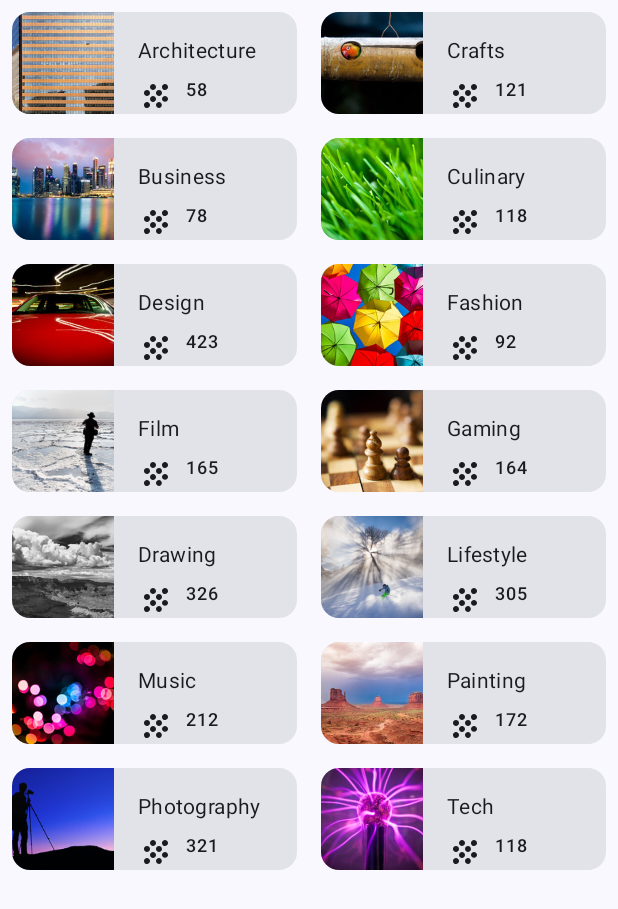
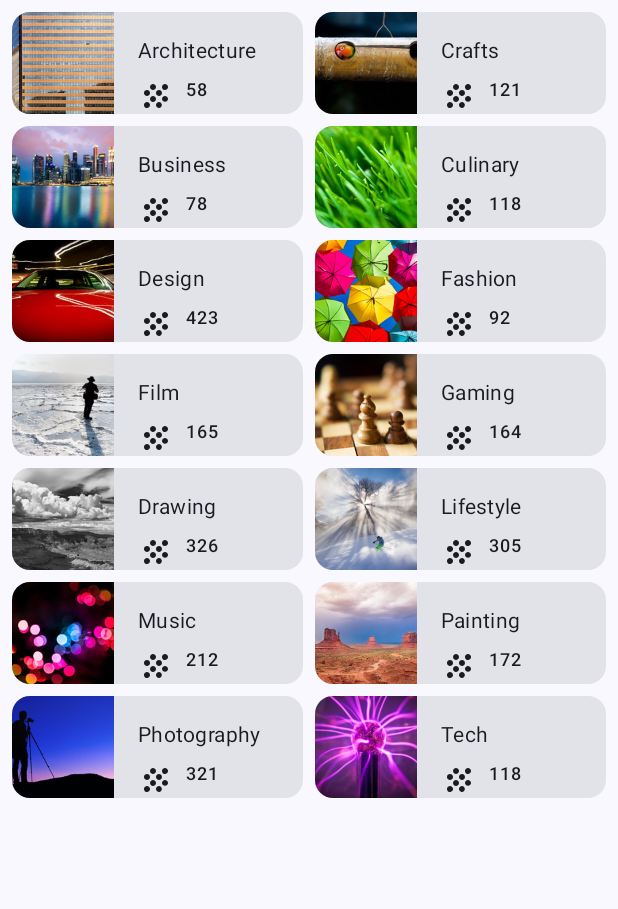
Before and after one commit to rlopezes/CuadriculaCursos, an Android app built with Jetpack Compose: the screen it shows after launch (MainActivity), on a phone screen of 412 x 824 dp. Shown: the top 909 px of the screen. Run offline under Robolectric (Android 15) with nearby library versions, the phone set to English and light mode, and no system bars.

Commit message:
fichero dimens.xml y padding bien

```diff
--- a/app/src/main/java/com/example/cuadriculacursos/MainActivity.kt
+++ b/app/src/main/java/com/example/cuadriculacursos/MainActivity.kt
@@ -4,7 +4,9 @@ import android.os.Bundle
 import androidx.activity.ComponentActivity
 import androidx.activity.compose.setContent
 import androidx.compose.foundation.Image
+import androidx.compose.foundation.layout.Arrangement
 import androidx.compose.foundation.layout.Column
+import androidx.compose.foundation.layout.PaddingValues
 import androidx.compose.foundation.layout.Row
 import androidx.compose.foundation.layout.fillMaxSize
 import androidx.compose.foundation.layout.height
@@ -21,6 +23,7 @@ import androidx.compose.material3.Text
 import androidx.compose.runtime.Composable
 import androidx.compose.ui.Modifier
 import androidx.compose.ui.layout.ContentScale
+import androidx.compose.ui.res.dimensionResource
 import androidx.compose.ui.res.painterResource
 import androidx.compose.ui.res.stringResource
 import androidx.compose.ui.tooling.preview.Preview
@@ -55,12 +58,16 @@ fun CuadriculaCursosApp() {
 fun TopicList(topicList: List<Topic>, modifier: Modifier = Modifier) {
     LazyVerticalGrid(
         columns= GridCells.Fixed(2),
+        verticalArrangement = Arrangement.spacedBy(8.dp),
+        horizontalArrangement = Arrangement.spacedBy(8.dp),
+        contentPadding = PaddingValues(8.dp),
         modifier = modifier
     ) {
         items(topicList) {topic ->
             TopicCard(
-                topic = topic,
-                modifier = Modifier.padding(8.dp)
+                topic = topic
+                //igual que usar contentPadding
+                //modifier = Modifier.padding(8.dp)
             )
         }
         /*items(items = topicList,
@@ -100,7 +107,13 @@ fun TopicCard(topic: Topic, modifier: Modifier = Modifier) {
                     )
                     Text(
                         text = topic.courses.toString(),
-                        modifier = Modifier.padding(start=8.dp),
+
+                        //USANDO FICHERO EXTERNO DE DIMENSIONES
+                        modifier = Modifier.padding(start=dimensionResource(R.dimen.padding_small)),
+
+                        //SIN USAR FICHERO EXTERNO DE DIMENSIONES
+                        //modifier = Modifier.padding(start=8.dp),
+
                         style = MaterialTheme.typography.labelMedium
                     )
                 }
```
Also changed, not shown: app/src/main/res/values/dimens.xml (added, +20 -0 lines).
